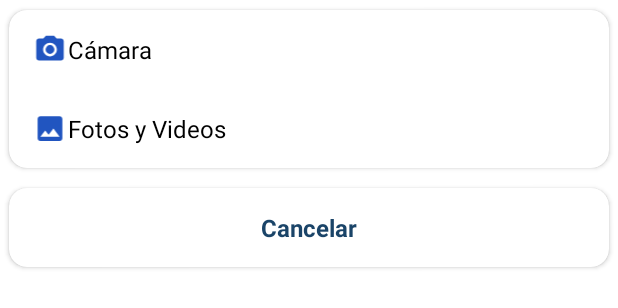
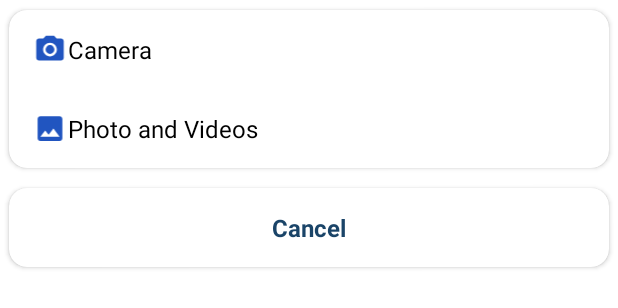
Before and after one commit to SiggyTech/communicationlib, an Android app: the layout activity_util.xml on its own in the app's theme, with its tools: preview values and no code run, on a phone screen of 412 x 824 dp. Shown: the top 308 px of the screen. Run offline under Robolectric (Android 15) with nearby library versions, the phone set to English and light mode, and no system bars.

Commit message:
Video, Image, audio.

```diff
--- a/notificatorlib/src/main/java/com/siggytech/utils/communication/ChatControl.java
+++ b/notificatorlib/src/main/java/com/siggytech/utils/communication/ChatControl.java
@@ -152,6 +152,7 @@ public class ChatControl extends RelativeLayout {
 
         ImageView iv = new ImageView(context);
         iv.setImageDrawable(getResources().getDrawable(R.drawable.ic_send_24dp));
+        iv.setColorFilter(Conf.CHAT_COLOR_COMPONENTS);
         mSendButton.addView(iv);
 
         mAudio = new LinearLayout(context);
@@ -161,6 +162,7 @@ public class ChatControl extends RelativeLayout {
 
         ImageView ivMic = new ImageView(context);
         ivMic.setImageDrawable(getResources().getDrawable(R.drawable.ic_mic_none_24dp));
+        ivMic.setColorFilter(Conf.CHAT_COLOR_COMPONENTS);
         mAudio.addView(ivMic);
 
         mAudioText = new TextView(context);
@@ -177,6 +179,7 @@ public class ChatControl extends RelativeLayout {
 
         final ImageView ivAdd = new ImageView(context);
         ivAdd.setImageDrawable(getResources().getDrawable(R.drawable.ic_add_24dp));
+        ivAdd.setColorFilter(Conf.CHAT_COLOR_COMPONENTS);
         mAddFile.addView(ivAdd);
 
         final ImageView ivMic2 = new ImageView(context);
--- a/notificatorlib/src/main/java/com/siggytech/utils/communication/Conf.java
+++ b/notificatorlib/src/main/java/com/siggytech/utils/communication/Conf.java
@@ -19,13 +19,14 @@ public class Conf {
     public static int CHAT_COLOR_FROM = Color.BLACK;
     public static int CHAT_COLOR_TEXT = Color.BLACK;
     public static int CHAT_COLOR_DATE = Color.DKGRAY;
+    public static int CHAT_COLOR_COMPONENTS = Color.parseColor("#2155C0");;
     public static boolean CHAT_BASIC = false;
     public static String ROOT_PATH = Environment.getExternalStorageDirectory()+"/SIGGI/";
     public static boolean SEND_AUDIO = true;
     public static boolean SEND_FILES = true;
     public static String HTTP = "http://";
     public static int NOTIFICATION_ID_FOREGROUND_SERVICE = 8466503;
-    public static String FOREGROUND_CHANNEL_ID = "foreground_channel_id";
+    public static String FOREGROUND_CHANNEL_ID = "foreground_channel_id_56";
 
 
 }
--- a/notificatorlib/src/main/res/layout/activity_util.xml
+++ b/notificatorlib/src/main/res/layout/activity_util.xml
@@ -32,7 +32,7 @@
                     android:layout_width="wrap_content"
                     android:layout_height="wrap_content"
                     android:textSize="16sp"
-                    android:text="Cámara"
+                    android:text="@string/camera"
                     android:textColor="@color/bt_black"/>
             </LinearLayout>
             <LinearLayout
@@ -49,7 +49,7 @@
                     android:layout_width="wrap_content"
                     android:layout_height="wrap_content"
                     android:textSize="16sp"
-                    android:text="Fotos y Videos"
+                    android:text="@string/photo_videos"
                     android:textColor="@color/bt_black"/>
             </LinearLayout>
 
@@ -74,7 +74,7 @@
                 android:layout_width="wrap_content"
                 android:layout_height="wrap_content"
                 android:textSize="16sp"
-                android:text="Cancelar"
+                android:text="@string/cancel"
                 android:textColor="@color/bt_blue"
                 android:textStyle="bold"/>
         </LinearLayout>
--- a/notificatorlib/src/main/res/layout/chat_cell_out.xml
+++ b/notificatorlib/src/main/res/layout/chat_cell_out.xml
@@ -71,7 +71,7 @@
                     android:focusable="true"
                     android:clickable="true"
                     android:src="@drawable/ic_play_arrow"/>
-                <androidx.appcompat.widget.AppCompatSeekBar
+                <SeekBar
                     android:id="@+id/sbPlay"
                     android:layout_width="200dp"
                     android:layout_height="wrap_content" />
--- a/notificatorlib/src/main/res/values/strings.xml
+++ b/notificatorlib/src/main/res/values/strings.xml
@@ -1,3 +1,6 @@
 <resources>
     <string name="new_message">New message</string>
+    <string name="camera">Camera</string>
+    <string name="photo_videos">Photo and Videos</string>
+    <string name="cancel">Cancel</string>
 </resources>
```
Also changed, not shown: app/src/main/java/com/siggytech/utils/notificator/MainActivity.java (+7 -6 lines), notificatorlib/src/main/java/com/siggytech/utils/communication/ChatListView.java (+5 -3 lines), notificatorlib/src/main/java/com/siggytech/utils/communication/CustomAdapterBubble.java (+3 -4 lines), 1 other file.
